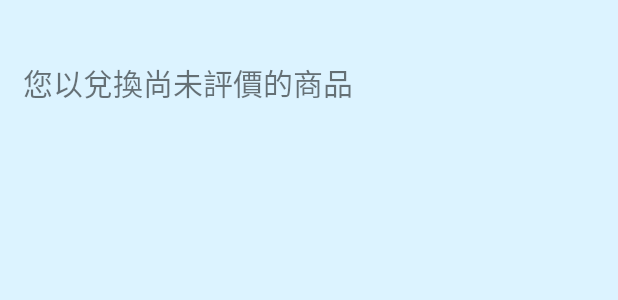
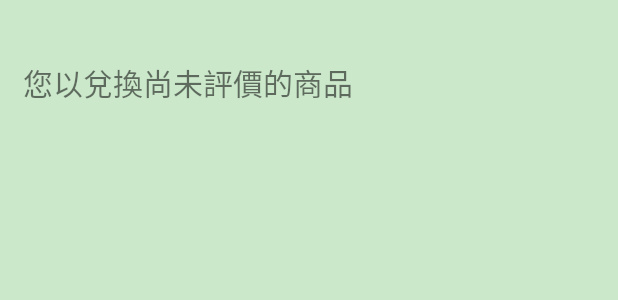
Before and after one commit to ericbig66/Hapyy-Coin-Client-Remaster, an Android app: the layout activity_product_rating.xml on its own in the app's theme, with its tools: preview values and no code run, on a phone screen of 412 x 824 dp. Shown: the top 300 px of the screen. Run offline under Robolectric (Android 15) with nearby library versions, the light colour scheme and no system bars.

Commit message:
評分功能建置中

```diff
--- a/app/src/main/AndroidManifest.xml
+++ b/app/src/main/AndroidManifest.xml
@@ -34,6 +34,7 @@
         <activity android:name=".AlterMember" />
         <activity android:name=".game"/>
         <activity android:name=".fontsize"/>
+        <activity android:name=".product_rating"/>
         <activity android:name=".LoginAndRegister"/>
     </application>
 </manifest>
--- a/app/src/main/java/com/greeting/happycoin/LoginAndRegister.java
+++ b/app/src/main/java/com/greeting/happycoin/LoginAndRegister.java
@@ -196,6 +196,9 @@ public class LoginAndRegister extends AppCompatActivity {
             case R.id.game:
                 intent = new Intent(LoginAndRegister.this,game.class);
                 break;
+            case R.id.rate:
+                intent = new Intent(LoginAndRegister.this,product_rating.class);
+                break;
         }
         startActivity(intent);
         finish();
@@ -209,7 +212,6 @@ public class LoginAndRegister extends AppCompatActivity {
         }catch (Exception e){
             //Log.v("test","error = "+e.toString());
         }
-
     }
 //**************all public method are here**************全區待移動
     //取得客戶端裝置之UUID***待移位至固定頁面
--- a/app/src/main/res/layout/activity_product_rating.xml
+++ b/app/src/main/res/layout/activity_product_rating.xml
@@ -1,15 +1,16 @@
 <ScrollView xmlns:android="http://schemas.android.com/apk/res/android"
     android:layout_width="match_parent"
     android:layout_height="match_parent"
-    android:orientation="vertical"
-    android:background="@drawable/main"
-    android:gravity="center">
+    android:background="#CBE8CA"
+    android:gravity="center"
+    android:orientation="vertical">
+
     <LinearLayout
         android:layout_width="match_parent"
         android:layout_height="match_parent"
-        android:orientation="vertical"
+        android:layout_marginLeft="15dp"
         android:layout_marginTop="40dp"
-        android:layout_marginLeft="15dp">
+        android:orientation="vertical">
 
         <LinearLayout
             android:layout_width="wrap_content"
--- a/app/src/main/res/layout/layout_login_and_register.xml
+++ b/app/src/main/res/layout/layout_login_and_register.xml
@@ -229,6 +229,7 @@
             android:textSize="24sp" />
 
         <Button
+            android:id="@+id/rate"
             android:layout_width="wrap_content"
             android:layout_height="0dp"
             android:layout_row="3"
@@ -240,7 +241,8 @@
             android:layout_marginBottom="2.5dp"
             android:layout_weight="0.5"
             android:background="#2CBCA3"
-            android:text="會員中心"
+            android:onClick="execute"
+            android:text="評價商品"
             android:textColor="#FFFFFF"
             android:textSize="24sp" />
     </GridLayout>
```
Also changed, not shown: app/src/main/java/com/greeting/happycoin/MainActivity.java (+12 -0 lines), app/src/main/java/com/greeting/happycoin/product_rating.java (+77 -10 lines).
